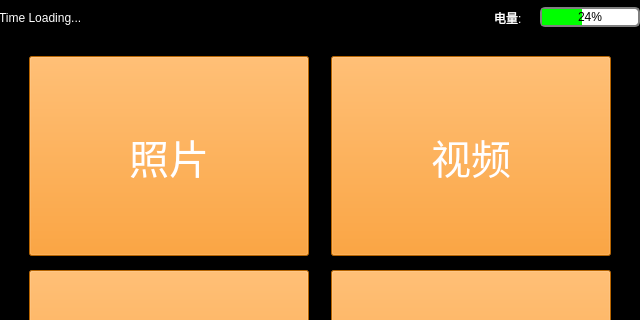
Qt form menuwindow.ui (a2824256/EVA-Qt-Beta) before a commit; both pictures show x 0 to 640 and y 0 to 320 of the 640 by 480 pixel window.
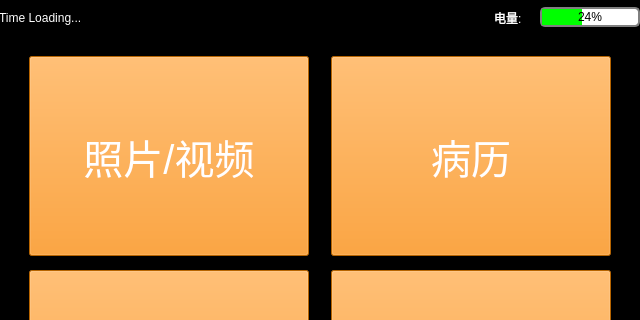
The same form after that commit. Icons and pictures are not drawn.

Patch:
```diff
--- a/menuwindow.ui
+++ b/menuwindow.ui
@@ -267,7 +267,7 @@
            <string notr="true">color:white;background-color:#FF8C00</string>
           </property>
           <property name="text">
-           <string>照片</string>
+           <string>照片/视频</string>
           </property>
           <property name="icon">
            <iconset resource="camera.qrc">
@@ -323,7 +323,7 @@
            <string notr="true">color:white;background-color:#FF8C00</string>
           </property>
           <property name="text">
-           <string>视频</string>
+           <string>病历</string>
           </property>
           <property name="icon">
            <iconset resource="camera.qrc">
```
Left out of the diff: 2 changed lines with no effect on the pictures.
